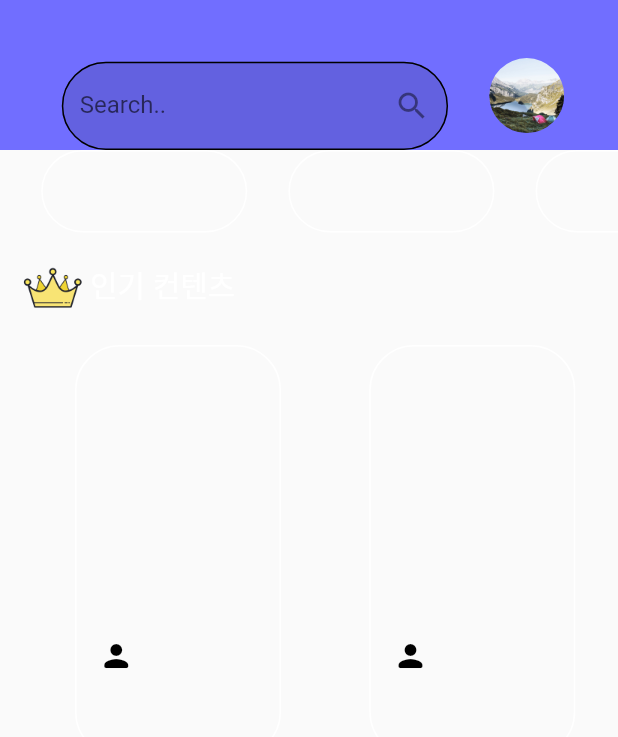
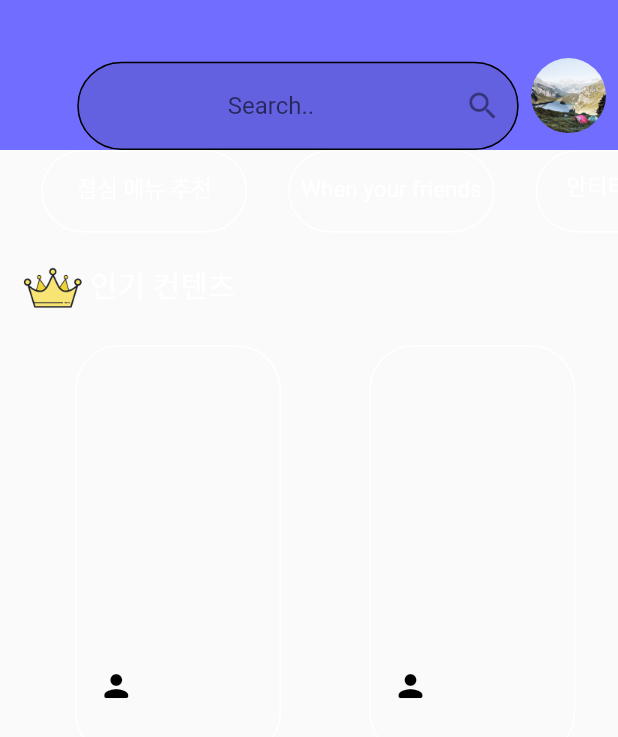
Before and after one commit to UniD-Hackathon-Team3/client, a Flutter app: the MainSearch widget shown alone on an empty page, opened directly, on a phone screen of 412 x 824 dp. Shown: the top 737 px of the screen. Run offline on Flutter 3.47's test engine with Material 2 defaults, Android fonts, the phone set to English and light mode, and no system bars; missing offline and left inert: dart:html.

Commit message:
plz save us

```diff
--- a/lib/page/main_search.dart
+++ b/lib/page/main_search.dart
@@ -1,11 +1,26 @@
+import 'dart:convert';
+import 'dart:html';
+
 import '../style.dart' as style;
 import 'package:flutter/material.dart';
+import 'package:http/http.dart' as http;
 
-class MainSearch extends StatelessWidget {
+class MainSearch extends StatefulWidget {
   const MainSearch({Key? key}) : super(key: key);
 
   @override
+  State<MainSearch> createState() => _MainSearchState();
+}
+
+class _MainSearchState extends State<MainSearch> {
+  @override
   Widget build(BuildContext context) {
+    String searchTarget = "";
+    bool isSubmit = false;
+    const url = "http://13.125.205.227:3000";
+
+    final myController = TextEditingController();
+    const dummy = ["점심 메뉴 추천", "When your friends are idots", "안티티티프레즐"];
     final deviceWidth = MediaQuery.of(context).size.width;
     final deviceHeight = MediaQuery.of(context).size.height;
     String todayQuestion = "Search";
@@ -27,10 +42,16 @@ class MainSearch extends StatelessWidget {
           children: [
             Container(
               height: deviceHeight / 2,
-              width: deviceWidth / 1.6,
+              width: deviceWidth / 1.4,
               margin: EdgeInsets.only(
-                  top: deviceHeight / 20, left: deviceWidth / 10),
+                  top: deviceHeight / 20, left: deviceWidth / 8),
               child: TextField(
+                  textAlign: TextAlign.center,
+                  controller: myController,
+                  onChanged: (value) => {
+                    searchTarget = value,
+                  },
+                  onSubmitted: (value) => {},
                   decoration: InputDecoration(
                     filled: true,
                     fillColor: Colors.black12,
@@ -38,13 +59,13 @@ class MainSearch extends StatelessWidget {
                       //borderSide: BorderSide(color: Colors.white, width: 2.0),
                         borderRadius: BorderRadius.circular(30)),
                     border: OutlineInputBorder(),
-                labelText: 'Search..',
+                    hintText: 'Search..',
                     suffixIcon: Icon(Icons.search),
                   )),
             ),
             Container(
                 margin: EdgeInsets.only(
-                    top: deviceHeight / 30, left: deviceWidth / 15),
+                    top: deviceHeight / 30, left: deviceWidth / 50),
                 child: ClipOval(
                     child: Image.asset(
                       'images/lake.jpg',
@@ -60,28 +81,21 @@ class MainSearch extends StatelessWidget {
           child: Row(children: [
             ///오늘의 태그
             ///
+
+            for (int i = 0; i < dummy.length; i++)
               Container(
+                child: Text('${dummy[i]}',
+                    textAlign: TextAlign.center,
+                    maxLines: 2,
+                    style: TextStyle(
+                        fontSize: 15, color: Colors.white, height: 2.5)),
                 width: deviceWidth / 3,
                 height: deviceHeight / 15,
                 margin: EdgeInsets.only(bottom: 10, left: deviceWidth / 15),
                 decoration: BoxDecoration(
                     border: Border.all(width: 1, color: Colors.white),
                     borderRadius: BorderRadius.circular(30)),
-            ),
-            Container(
-                width: deviceWidth / 3,
-                height: deviceHeight / 15,
-                margin: EdgeInsets.only(bottom: 10, left: deviceWidth / 15),
-                decoration: BoxDecoration(
-                    border: Border.all(width: 1, color: Colors.white),
-                    borderRadius: BorderRadius.circular(30))),
-            Container(
-                width: deviceWidth / 3,
-                height: deviceHeight / 15,
-                margin: EdgeInsets.only(bottom: 10, left: deviceWidth / 15),
-                decoration: BoxDecoration(
-                    border: Border.all(width: 1, color: Colors.white),
-                    borderRadius: BorderRadius.circular(30))),
+              )
           ])),
       Row(children: [
         Container(
@@ -99,16 +113,17 @@ class MainSearch extends StatelessWidget {
       ]),
       //인기 피드
       Container(
-        height:300,
-      child:SingleChildScrollView(
+          height: 300,
+          child: SingleChildScrollView(
               scrollDirection: Axis.vertical,
-        child:Container(
+              child: Container(
                   child: Column(children: [
                     Row(children: [
                       Container(
                         child: Container(
-                    margin: EdgeInsets.only(top:140,right:deviceWidth / 5),
-                    child:Icon(Icons.person_rounded)),
+                            margin:
+                            EdgeInsets.only(top: 180, right: deviceWidth / 5),
+                            child: Icon(Icons.person_rounded)),
                         margin: EdgeInsets.only(left: 50, top: 15),
                         width: deviceWidth / 3,
                         height: deviceHeight / 3,
@@ -118,8 +133,9 @@ class MainSearch extends StatelessWidget {
                       ),
                       Container(
                         child: Container(
-                    margin: EdgeInsets.only(top:140,right:deviceWidth / 5),
-                    child:Icon(Icons.person_rounded)),
+                            margin:
+                            EdgeInsets.only(top: 180, right: deviceWidth / 5),
+                            child: Icon(Icons.person_rounded)),
                         margin: EdgeInsets.only(left: deviceWidth / 7, top: 15),
                         width: deviceWidth / 3,
                         height: deviceHeight / 3,
@@ -131,8 +147,9 @@ class MainSearch extends StatelessWidget {
                     Row(children: [
                       Container(
                         child: Container(
-                    margin: EdgeInsets.only(top:140,right:deviceWidth / 5),
-                    child:Icon(Icons.person_rounded)),
+                            margin:
+                            EdgeInsets.only(top: 180, right: deviceWidth / 5),
+                            child: Icon(Icons.person_rounded)),
                         margin: EdgeInsets.only(left: 50, top: 15),
                         width: deviceWidth / 3,
                         height: deviceHeight / 3,
@@ -142,8 +159,9 @@ class MainSearch extends StatelessWidget {
                       ),
                       Container(
                         child: Container(
-              margin: EdgeInsets.only(top:140,right:deviceWidth / 5),
-              child:Icon(Icons.person_rounded)),
+                            margin:
+                            EdgeInsets.only(top: 180, right: deviceWidth / 5),
+                            child: Icon(Icons.person_rounded)),
                         margin: EdgeInsets.only(left: deviceWidth / 7, top: 15),
                         width: deviceWidth / 3,
                         height: deviceHeight / 3,
@@ -155,9 +173,9 @@ class MainSearch extends StatelessWidget {
                     Row(children: [
                       Container(
                         child: Container(
-                  margin: EdgeInsets.only(top:140,right:deviceWidth / 5),
-                    child:Icon(Icons.person_rounded))
-                ,
+                            margin:
+                            EdgeInsets.only(top: 180, right: deviceWidth / 5),
+                            child: Icon(Icons.person_rounded)),
                         margin: EdgeInsets.only(left: 50, top: 15),
                         width: deviceWidth / 3,
                         height: deviceHeight / 3,
@@ -167,8 +185,9 @@ class MainSearch extends StatelessWidget {
                       ),
                       Container(
                         child: Container(
-                    margin: EdgeInsets.only(top:140,right:deviceWidth / 5),
-                    child:Icon(Icons.person_rounded)),
+                            margin:
+                            EdgeInsets.only(top: 180, right: deviceWidth / 5),
+                            child: Icon(Icons.person_rounded)),
                         margin: EdgeInsets.only(left: deviceWidth / 7, top: 15),
                         width: deviceWidth / 3,
                         height: deviceHeight / 3,
@@ -177,9 +196,7 @@ class MainSearch extends StatelessWidget {
                             borderRadius: BorderRadius.circular(30)),
                       )
                     ])
-          ]))
-      )
-      )
+                  ]))))
     ]);
   }
 }
```
Lines whose indentation alone changed are shown as unchanged.
